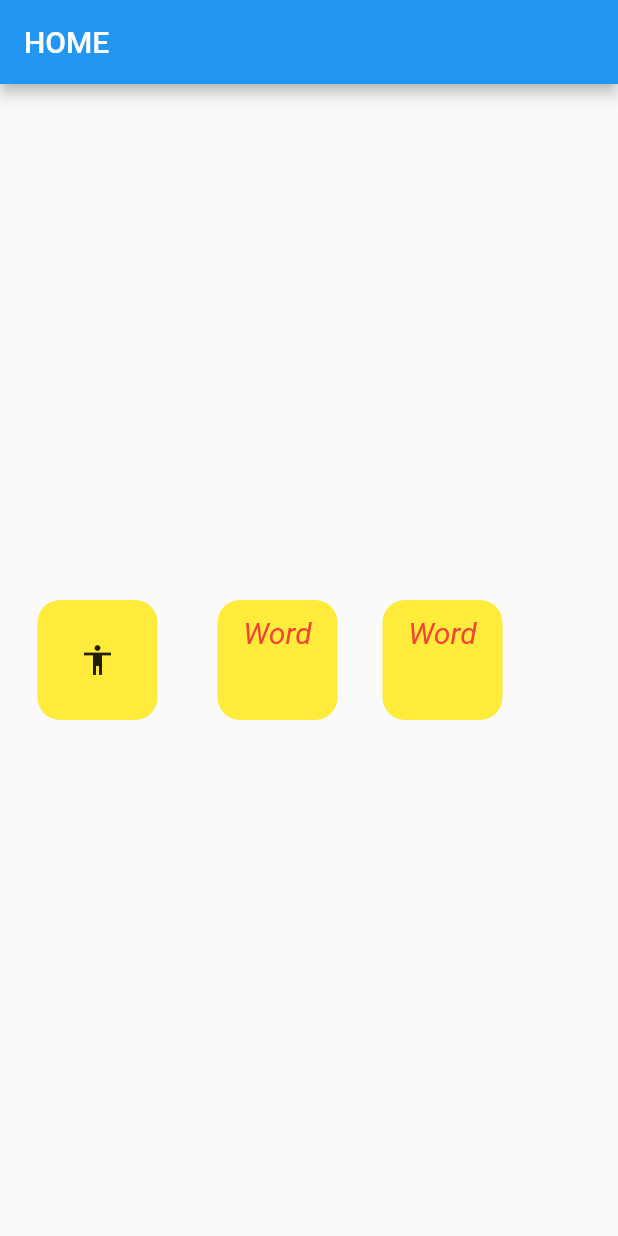
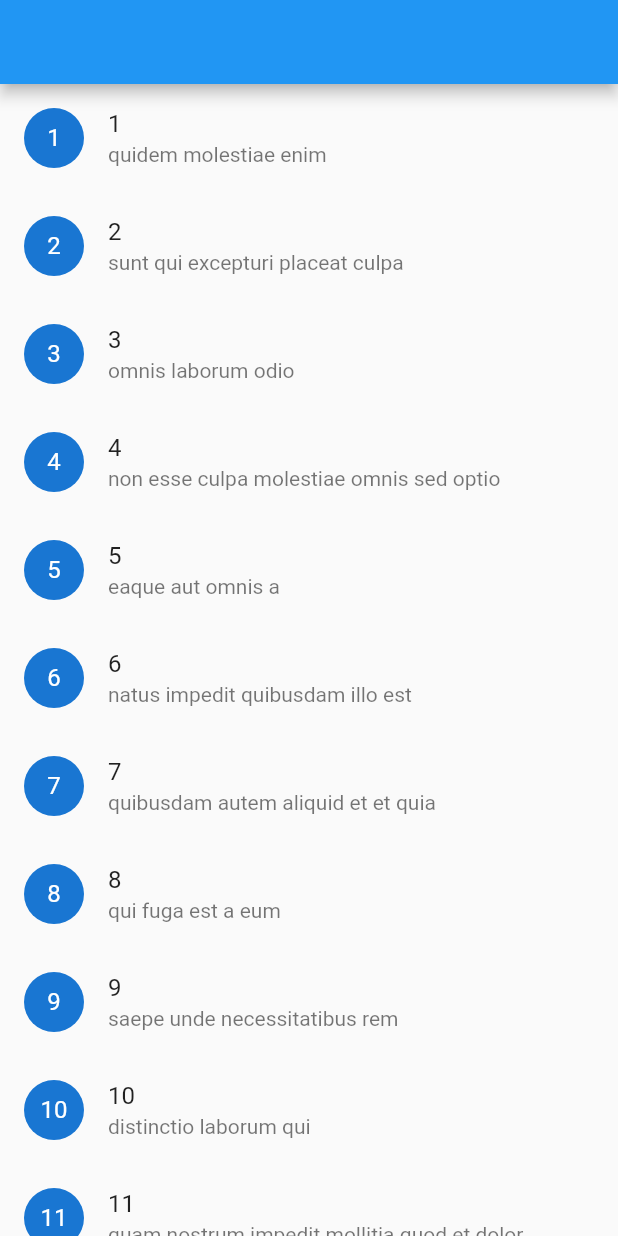
Before and after one commit to mdmasum-shuvo/flutter_widget, a Flutter app: the screen it shows after launch, on a phone screen of 412 x 824 dp. Run offline on Flutter 3.47's test engine with Material 2 defaults, Android fonts, the phone set to English and light mode, and no system bars.

Commit message:
commit scaffold,helper,container,icon,stack.theme

```diff
--- /dev/null
+++ b/lib/data.dart
@@ -0,0 +1,502 @@
+List dataList=[
+  {
+    "userId": 1,
+    "id": 1,
+    "title": "quidem molestiae enim"
+  },
+  {
+    "userId": 1,
+    "id": 2,
+    "title": "sunt qui excepturi placeat culpa"
+  },
+  {
+    "userId": 1,
+    "id": 3,
+    "title": "omnis laborum odio"
+  },
+  {
+    "userId": 1,
+    "id": 4,
+    "title": "non esse culpa molestiae omnis sed optio"
+  },
+  {
+    "userId": 1,
+    "id": 5,
+    "title": "eaque aut omnis a"
+  },
+  {
+    "userId": 1,
+    "id": 6,
+    "title": "natus impedit quibusdam illo est"
+  },
+  {
+    "userId": 1,
+    "id": 7,
+    "title": "quibusdam autem aliquid et et quia"
+  },
+  {
+    "userId": 1,
+    "id": 8,
+    "title": "qui fuga est a eum"
+  },
+  {
+    "userId": 1,
+    "id": 9,
+    "title": "saepe unde necessitatibus rem"
+  },
+  {
+    "userId": 1,
+    "id": 10,
+    "title": "distinctio laborum qui"
+  },
+  {
+    "userId": 2,
+    "id": 11,
+    "title": "quam nostrum impedit mollitia quod et dolor"
+  },
+  {
+    "userId": 2,
+    "id": 12,
+    "title": "consequatur autem doloribus natus consectetur"
+  },
+  {
+    "userId": 2,
+    "id": 13,
+    "title": "ab rerum non rerum consequatur ut ea unde"
+  },
+  {
+    "userId": 2,
+    "id": 14,
+    "title": "ducimus molestias eos animi atque nihil"
+  },
+  {
+    "userId": 2,
+    "id": 15,
+    "title": "ut pariatur rerum ipsum natus repellendus praesentium"
+  },
+  {
+    "userId": 2,
+    "id": 16,
+    "title": "voluptatem aut maxime inventore autem magnam atque repellat"
+  },
+  {
+    "userId": 2,
+    "id": 17,
+    "title": "aut minima voluptatem ut velit"
+  },
+  {
+    "userId": 2,
+    "id": 18,
+    "title": "nesciunt quia et doloremque"
+  },
+  {
+    "userId": 2,
+    "id": 19,
+    "title": "velit pariatur quaerat similique libero omnis quia"
+  },
+  {
+    "userId": 2,
+    "id": 20,
+    "title": "voluptas rerum iure ut enim"
+  },
+  {
+    "userId": 3,
+    "id": 21,
+    "title": "repudiandae voluptatem optio est consequatur rem in temporibus et"
+  },
+  {
+    "userId": 3,
+    "id": 22,
+    "title": "et rem non provident vel ut"
+  },
+  {
+    "userId": 3,
+    "id": 23,
+    "title": "incidunt quisquam hic adipisci sequi"
+  },
+  {
+    "userId": 3,
+    "id": 24,
+    "title": "dolores ut et facere placeat"
+  },
+  {
+    "userId": 3,
+    "id": 25,
+    "title": "vero maxime id possimus sunt neque et consequatur"
+  },
+  {
+    "userId": 3,
+    "id": 26,
+    "title": "quibusdam saepe ipsa vel harum"
+  },
+  {
+    "userId": 3,
+    "id": 27,
+    "title": "id non nostrum expedita"
+  },
+  {
+    "userId": 3,
+    "id": 28,
+    "title": "omnis neque exercitationem sed dolor atque maxime aut cum"
+  },
+  {
+    "userId": 3,
+    "id": 29,
+    "title": "inventore ut quasi magnam itaque est fugit"
+  },
+  {
+    "userId": 3,
+    "id": 30,
+    "title": "tempora assumenda et similique odit distinctio error"
+  },
+  {
+    "userId": 4,
+    "id": 31,
+    "title": "adipisci laborum fuga laboriosam"
+  },
+  {
+    "userId": 4,
+    "id": 32,
+    "title": "reiciendis dolores a ut qui debitis non quo labore"
+  },
+  {
+    "userId": 4,
+    "id": 33,
+    "title": "iste eos nostrum"
+  },
+  {
+    "userId": 4,
+    "id": 34,
+    "title": "cumque voluptatibus rerum architecto blanditiis"
+  },
+  {
+    "userId": 4,
+    "id": 35,
+    "title": "et impedit nisi quae magni necessitatibus sed aut pariatur"
+  },
+  {
+    "userId": 4,
+    "id": 36,
+    "title": "nihil cupiditate voluptate neque"
+  },
+  {
+    "userId": 4,
+    "id": 37,
+    "title": "est placeat dicta ut nisi rerum iste"
+  },
+  {
+    "userId": 4,
+    "id": 38,
+    "title": "unde a sequi id"
+  },
+  {
+    "userId": 4,
+    "id": 39,
+    "title": "ratione porro illum labore eum aperiam sed"
+  },
+  {
+    "userId": 4,
+    "id": 40,
+    "title": "voluptas neque et sint aut quo odit"
+  },
+  {
+    "userId": 5,
+    "id": 41,
+    "title": "ea voluptates maiores eos accusantium officiis tempore mollitia consequatur"
+  },
+  {
+    "userId": 5,
+    "id": 42,
+    "title": "tenetur explicabo ea"
+  },
+  {
+    "userId": 5,
+    "id": 43,
+    "title": "aperiam doloremque nihil"
+  },
+  {
+    "userId": 5,
+    "id": 44,
+    "title": "sapiente cum numquam officia consequatur vel natus quos suscipit"
+  },
+  {
+    "userId": 5,
+    "id": 45,
+    "title": "tenetur quos ea unde est enim corrupti qui"
+  },
+  {
+    "userId": 5,
+    "id": 46,
+    "title": "molestiae voluptate non"
+  },
+  {
+    "userId": 5,
+    "id": 47,
+    "title": "temporibus molestiae aut"
+  },
+  {
+    "userId": 5,
+    "id": 48,
+    "title": "modi consequatur culpa aut quam soluta alias perspiciatis laudantium"
+  },
+  {
+    "userId": 5,
+    "id": 49,
+    "title": "ut aut vero repudiandae voluptas ullam voluptas at consequatur"
+  },
+  {
+    "userId": 5,
+    "id": 50,
+    "title": "sed qui sed quas sit ducimus dolor"
+  },
+  {
+    "userId": 6,
+    "id": 51,
+    "title": "odit laboriosam sint quia cupiditate animi quis"
+  },
+  {
+    "userId": 6,
+    "id": 52,
+    "title": "necessitatibus quas et sunt at voluptatem"
+  },
+  {
+    "userId": 6,
+    "id": 53,
+    "title": "est vel sequi voluptatem nemo quam molestiae modi enim"
+  },
+  {
+    "userId": 6,
+    "id": 54,
+    "title": "aut non illo amet perferendis"
+  },
+  {
+    "userId": 6,
+    "id": 55,
+    "title": "qui culpa itaque omnis in nesciunt architecto error"
+  },
+  {
+    "userId": 6,
+    "id": 56,
+    "title": "omnis qui maiores tempora officiis omnis rerum sed repellat"
+  },
+  {
+    "userId": 6,
+    "id": 57,
+    "title": "libero excepturi voluptatem est architecto quae voluptatum officia tempora"
+  },
+  {
+    "userId": 6,
+    "id": 58,
+    "title": "nulla illo consequatur aspernatur veritatis aut error delectus et"
+  },
+  {
+    "userId": 6,
+    "id": 59,
+    "title": "eligendi similique provident nihil"
+  },
+  {
+    "userId": 6,
+    "id": 60,
+    "title": "omnis mollitia sunt aliquid eum consequatur fugit minus laudantium"
+  },
+  {
+    "userId": 7,
+    "id": 61,
+    "title": "delectus iusto et"
+  },
+  {
+    "userId": 7,
+    "id": 62,
+    "title": "eos ea non recusandae iste ut quasi"
+  },
+  {
+    "userId": 7,
+    "id": 63,
+    "title": "velit est quam"
+  },
+  {
+    "userId": 7,
+    "id": 64,
+    "title": "autem voluptatem amet iure quae"
+  },
+  {
+    "userId": 7,
+    "id": 65,
+    "title": "voluptates delectus iure iste qui"
+  },
+  {
+    "userId": 7,
+    "id": 66,
+    "title": "velit sed quia dolor dolores delectus"
+  },
+  {
+    "userId": 7,
+    "id": 67,
+    "title": "ad voluptas nostrum et nihil"
+  },
+  {
+    "userId": 7,
+    "id": 68,
+    "title": "qui quasi nihil aut voluptatum sit dolore minima"
+  },
+  {
+    "userId": 7,
+    "id": 69,
+    "title": "qui aut est"
+  },
+  {
+    "userId": 7,
+    "id": 70,
+    "title": "et deleniti unde"
+  },
+  {
+    "userId": 8,
+    "id": 71,
+    "title": "et vel corporis"
+  },
+  {
+    "userId": 8,
+    "id": 72,
+    "title": "unde exercitationem ut"
+  },
+  {
+    "userId": 8,
+    "id": 73,
+    "title": "quos omnis officia"
+  },
+  {
+    "userId": 8,
+    "id": 74,
+    "title": "quia est eius vitae dolor"
+  },
+  {
+    "userId": 8,
+    "id": 75,
+    "title": "aut quia expedita non"
+  },
+  {
+    "userId": 8,
+    "id": 76,
+    "title": "dolorem magnam facere itaque ut reprehenderit tenetur corrupti"
+  },
+  {
+    "userId": 8,
+    "id": 77,
+    "title": "cupiditate sapiente maiores iusto ducimus cum excepturi veritatis quia"
+  },
+  {
+    "userId": 8,
+    "id": 78,
+    "title": "est minima eius possimus ea ratione velit et"
+  },
+  {
+    "userId": 8,
+    "id": 79,
+    "title": "ipsa quae voluptas natus ut suscipit soluta quia quidem"
+  },
+  {
+    "userId": 8,
+    "id": 80,
+    "title": "id nihil reprehenderit"
+  },
+  {
+    "userId": 9,
+    "id": 81,
+    "title": "quibusdam sapiente et"
+  },
+  {
+    "userId": 9,
+    "id": 82,
+    "title": "recusandae consequatur vel amet unde"
+  },
+  {
+    "userId": 9,
+    "id": 83,
+    "title": "aperiam odio fugiat"
+  },
+  {
+    "userId": 9,
+    "id": 84,
+    "title": "est et at eos expedita"
+  },
+  {
+    "userId": 9,
+    "id": 85,
+    "title": "qui voluptatem consequatur aut ab quis temporibus praesentium"
+  },
+  {
+    "userId": 9,
+    "id": 86,
+    "title": "eligendi mollitia alias aspernatur vel ut iusto"
+  },
+  {
+    "userId": 9,
+    "id": 87,
+    "title": "aut aut architecto"
+  },
+  {
+    "userId": 9,
+    "id": 88,
+    "title": "quas perspiciatis optio"
+  },
+  {
+    "userId": 9,
+    "id": 89,
+    "title": "sit optio id voluptatem est eum et"
+  },
+  {
+    "userId": 9,
+    "id": 90,
+    "title": "est vel dignissimos"
+  },
+  {
+    "userId": 10,
+    "id": 91,
+    "title": "repellendus praesentium debitis officiis"
+  },
+  {
+    "userId": 10,
+    "id": 92,
+    "title": "incidunt et et eligendi assumenda soluta quia recusandae"
+  },
+  {
+    "userId": 10,
+    "id": 93,
+    "title": "nisi qui dolores perspiciatis"
+  },
+  {
+    "userId": 10,
+    "id": 94,
+    "title": "quisquam a dolores et earum vitae"
+  },
+  {
+    "userId": 10,
+    "id": 95,
+    "title": "consectetur vel rerum qui aperiam modi eos aspernatur ipsa"
+  },
+  {
+    "userId": 10,
+    "id": 96,
+    "title": "unde et ut molestiae est molestias voluptatem sint"
+  },
+  {
+    "userId": 10,
+    "id": 97,
+    "title": "est quod aut"
+  },
+  {
+    "userId": 10,
+    "id": 98,
+    "title": "omnis quia possimus nesciunt deleniti assumenda sed autem"
+  },
+  {
+    "userId": 10,
+    "id": 99,
+    "title": "consectetur ut id impedit dolores sit ad ex aut"
+  },
+  {
+    "userId": 10,
+    "id": 100,
+    "title": "enim repellat iste"
+  }
+];
--- /dev/null
+++ b/lib/list.dart
@@ -0,0 +1,59 @@
+import 'package:basic/data.dart';
+import 'package:basic/widget.dart';
+import 'package:flutter/cupertino.dart';
+import 'package:flutter/material.dart';
+import 'theme.dart';
+
+class MyListView extends StatelessWidget {
+  @override
+  Widget build(BuildContext context) {
+    return Scaffold(
+      appBar: AppBar(
+        textTheme: textTheme(),
+      ),
+      body: Container(
+        height: 300,
+        child: ListView(
+          children: [
+            ListTile(
+              leading: CircleAvatar(
+                child: Text("M"),
+              ),
+              title: Text("Md.Masum Talukder"),
+              subtitle: Text("Software Engineer"),
+            ),
+            Divider(),
+            ListTile(
+              leading: CircleAvatar(
+                child: Text("M"),
+              ),
+              title: Text("Md.Masum Talukder"),
+              subtitle: Text("Software Engineer"),
+            )
+          ],
+        ),
+      ),
+    );
+  }
+}
+
+class myListViewBuilder extends StatelessWidget {
+  @override
+  Widget build(BuildContext context) {
+    return Scaffold(
+        appBar: AppBar(
+          textTheme: textTheme(),
+        ),
+        body: ListView.builder(
+            itemCount: dataList.length,
+            itemBuilder: (BuildContext context, int index) {
+              return    ListTile(
+                leading: CircleAvatar(
+                  child: Text(dataList[index]["id"].toString()),
+                ),
+                title: Text(dataList[index]["id"].toString()),
+                subtitle: Text(dataList[index]["title"]),
+              );
+            }));
+  }
+}
--- a/lib/main.dart
+++ b/lib/main.dart
@@ -1,64 +1,11 @@
+
+import 'package:basic/list.dart';
 import 'package:flutter/material.dart';
+import 'dashboard.dart';
 
-void main() {
+void main(){
   runApp(MaterialApp(
-    title: 'My App',
-    home: MyApp(),
+    title: "My App",
+    home: myListViewBuilder(),
   ));
 }
-
-class MyApp extends StatelessWidget {
-  final _data='Word';
-  @override
-  Widget build(BuildContext context) {
-    // TODO: implement build
-    return Scaffold(
-        appBar: AppBar(title: Text("HOME")),
-        body: Row(
-          children: <Widget>[
-            Container(
-                margin: EdgeInsets.all(25),
-                padding: EdgeInsets.all(10),
-                height: 80,
-                width: 80,
-                decoration: BoxDecoration(
-                    color: Colors.yellow, borderRadius: BorderRadius.circular(15)),
-                child: Icon(Icons.accessibility)
-            ),
-            Container(
-              margin: EdgeInsets.all(15),
-              padding: EdgeInsets.all(10),
-              height: 80,
-              width: 80,
-              decoration: BoxDecoration(
-                  color: Colors.yellow, borderRadius: BorderRadius.circular(15)),
-              child: Text(
-                _data,
-                textAlign: TextAlign.center,
-                style: TextStyle(
-                    color: Colors.red, fontSize: 20, fontStyle: FontStyle.italic),
-              ),
-            ),
-            Container(
-              margin: EdgeInsets.all(15),
-              padding: EdgeInsets.all(10),
-              height: 80,
-              width: 80,
-              decoration: BoxDecoration(
-                  color: Colors.yellow, borderRadius: BorderRadius.circular(15)),
-              child: Text(
-                _data,
-                textAlign: TextAlign.center,
-                style: TextStyle(
-                    color: Colors.red, fontSize: 20, fontStyle: FontStyle.italic),
-              ),
-            ),
-
-            Column(
-              children: <Widget>[
-
-              ],)
-          ],
-        ));
-  }
-}
--- /dev/null
+++ b/lib/widget.dart
@@ -0,0 +1,18 @@
+import 'package:flutter/cupertino.dart';
+import 'package:flutter/material.dart';
+
+Widget cell(){
+  return Row(
+    children: [
+      Container(
+        width: 100,
+        height: 100,
+        decoration: BoxDecoration(color: Colors.black),
+        child: Icon(Icons.lightbulb,color: Colors.white,),
+
+      ),
+      SizedBox(width:10 ,
+      height: 10,)
+    ],
+  );
+}
```
Also changed, not shown: pubspec.yaml (+15 -6 lines), pubspec.lock, 13 other files.
